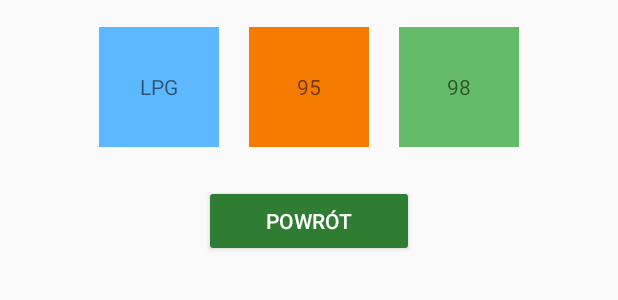
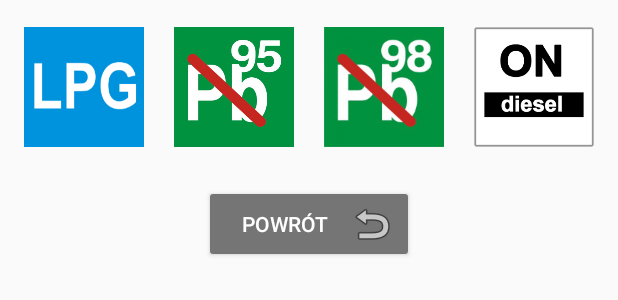
Before and after one commit to pekalam/FuelPrice, an Android app: the layout fuel_bottom_sheet.xml on its own in the app's theme, with its tools: preview values and no code run, on a phone screen of 412 x 824 dp. Shown: the top 300 px of the screen. Run offline under Robolectric (Android 15) with nearby library versions, the phone set to English and light mode, and no system bars.

Commit message:
zmiany kosmetyczne

```diff
--- a/aplikacja/app/src/main/res/layout/activity_home.xml
+++ b/aplikacja/app/src/main/res/layout/activity_home.xml
@@ -57,7 +57,7 @@
                 android:layout_height="45dp"
                 android:layout_gravity="bottom"
 
-                app:navigationIcon="@drawable/ic_menu_black_24dp" />
+                app:navigationIcon="@drawable/hammn" />
 
             <com.google.android.material.floatingactionbutton.FloatingActionButton
                 android:id="@+id/fab"
--- a/aplikacja/app/src/main/res/layout/fuel_bottom_sheet.xml
+++ b/aplikacja/app/src/main/res/layout/fuel_bottom_sheet.xml
@@ -11,48 +11,63 @@
     <LinearLayout
         android:layout_width="match_parent"
         android:layout_height="wrap_content"
+        android:gravity="center_horizontal"
         android:orientation="horizontal"
-        android:gravity="center_horizontal"
-        android:paddingBottom="25dp"
-        android:paddingTop="10dp">
-        <TextView
+        android:paddingTop="10dp"
+        android:paddingBottom="25dp">
+
+        <Button
             android:id="@+id/buttonLPG"
             android:layout_width="80dp"
             android:layout_height="80dp"
-            android:gravity="center_horizontal|center_vertical"
-            android:text="LPG"
             android:layout_marginLeft="10dp"
             android:layout_marginRight="10dp"
-            android:background="@color/lpg"/>
-        <TextView
+            android:background="@drawable/lpg"
+            android:clickable="true"
+            android:gravity="center_horizontal|center_vertical" />
+
+        <Button
             android:id="@+id/button95"
             android:layout_width="80dp"
             android:layout_height="80dp"
-            android:gravity="center_horizontal|center_vertical"
-            android:text="95"
             android:layout_marginLeft="10dp"
             android:layout_marginRight="10dp"
-            android:background="@color/t95"/>
-        <TextView
+            android:background="@drawable/pb95"
+            android:clickable="true"
+            android:gravity="center_horizontal|center_vertical" />
+
+        <Button
             android:id="@+id/button98"
             android:layout_width="80dp"
             android:layout_height="80dp"
-            android:gravity="center_horizontal|center_vertical"
-            android:text="98"
             android:layout_marginLeft="10dp"
             android:layout_marginRight="10dp"
-            android:background="@color/t98"/>
+            android:background="@drawable/pb98"
+            android:clickable="true"
+            android:gravity="center_horizontal|center_vertical" />
+
+        <Button
+            android:id="@+id/buttonON"
+            android:layout_width="80dp"
+            android:layout_height="80dp"
+            android:layout_marginLeft="10dp"
+            android:layout_marginRight="10dp"
+            android:background="@drawable/on"
+            android:clickable="true"
+            android:gravity="center_horizontal|center_vertical" />
+
     </LinearLayout>
 
     <androidx.appcompat.widget.AppCompatButton
         android:id="@+id/buttonReturn"
         android:layout_width="wrap_content"
-        android:minWidth="140dp"
         android:layout_height="wrap_content"
         android:layout_gravity="center|center_horizontal"
+        android:drawableRight="@android:drawable/ic_menu_revert"
+        android:minWidth="140dp"
         android:text="Powrót"
         android:textColor="@color/white"
-        app:backgroundTint="@color/colorPrimary"/>
+        app:backgroundTint="@color/gray" />
 
 </LinearLayout>
 </layout>
--- a/aplikacja/app/src/main/res/values/colors.xml
+++ b/aplikacja/app/src/main/res/values/colors.xml
@@ -15,4 +15,5 @@
     <color name="lpg">#5eb8ff</color>
     <color name="t95">#f57c00</color>
     <color name="t98">#66bb6a</color>
+    <color name="gray">#757575</color>
 </resources>
```
Also changed, not shown: aplikacja/app/src/main/res/drawable-xhdpi/hammn.png (added), aplikacja/app/src/main/res/drawable-xhdpi/lpg.png (added), aplikacja/app/src/main/res/drawable-xhdpi/on.png (added), aplikacja/app/src/main/res/drawable-xhdpi/pb95.png (added), aplikacja/app/src/main/res/drawable-xhdpi/pb98.png (added), 5 other files.
